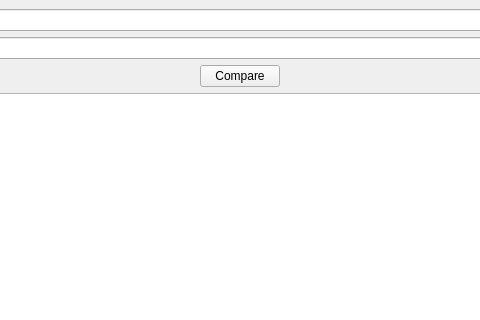
First picture: the form in src/tiled/tiledefcompare.ui, repository timbaker/tiled, before the edit; both pictures show x 160 to 640 and y 0 to 320 of the 800 by 600 pixel window.
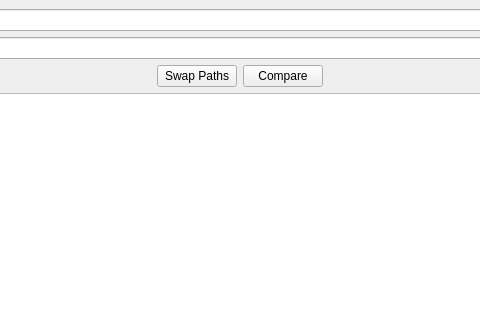
Second picture: the form after the edit.

Commit message: Added button to swap paths in TileDefCompare.

Patch:
```diff
--- a/src/tiled/tiledefcompare.ui
+++ b/src/tiled/tiledefcompare.ui
@@ -75,6 +75,16 @@
         </property>
        </spacer>
       </item>
+      <item>
+       <widget class="QPushButton" name="switchButton">
+        <property name="toolTip">
+         <string>Swap File 1 with File2 paths.</string>
+        </property>
+        <property name="text">
+         <string>Swap Paths</string>
+        </property>
+       </widget>
+      </item>
       <item>
        <widget class="QPushButton" name="compare">
         <property name="sizePolicy">
```
The commit also changes 2 other files.
